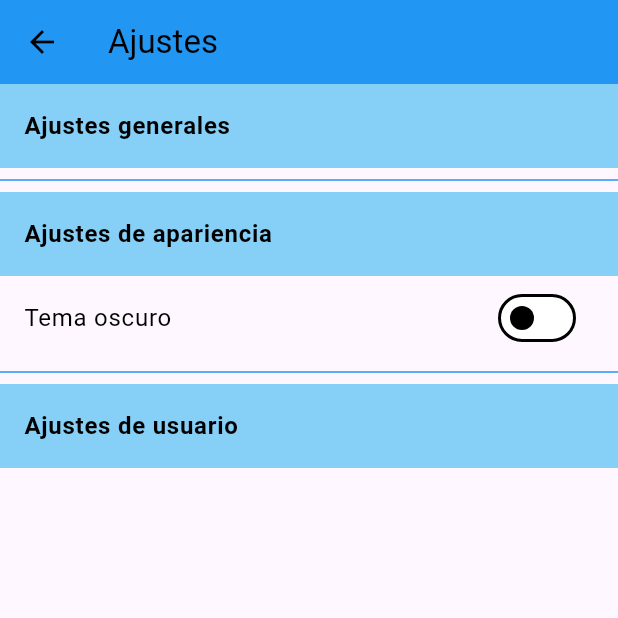
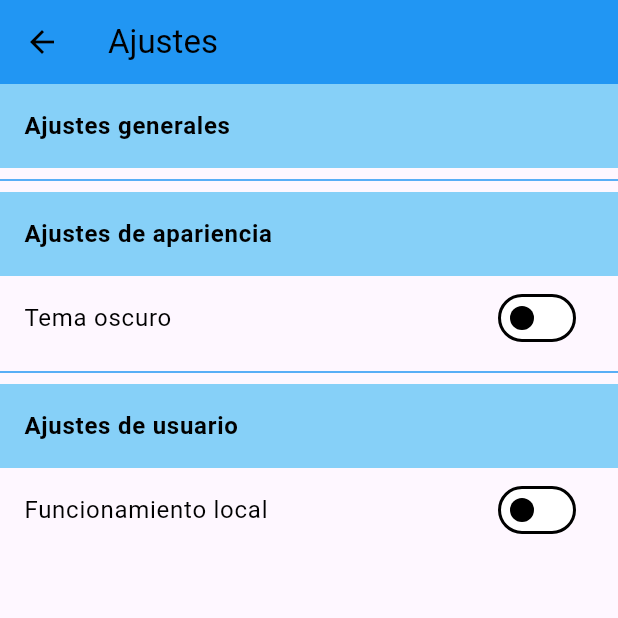
Before and after one commit to aljocadi/medicame, a Flutter app: the PaginaConfiguracion screen opened directly, on a phone screen of 412 x 824 dp, the top half of it. Run offline on Flutter 3.47's test engine with Material 3 defaults, Android fonts, the phone set to English and light mode, and no system bars; our stand-ins replace animate_do, font_awesome_flutter, shared_preferences, sqflite; missing offline and left inert: dart:ffi; accounts and stored records are empty.

Commit message:
con modo local y remoto(simulado) de trabajo

```diff
--- /dev/null
+++ b/lib/modo/modo_trabajo.dart
@@ -0,0 +1,63 @@
+import 'package:flutter/material.dart';
+import 'package:medicame/modelos/configuracion.dart';
+
+class ModoTrabajo with ChangeNotifier {
+
+  bool _modoLocal = false;
+  bool _modoRemoto = false;
+
+  bool get modoLocal => this._modoLocal;
+  bool get modoRemoto => this._modoRemoto;
+
+  ModoTrabajo() {
+    bool local=false;
+    _modoFuncionamientoLocal().then((value) => local=value);
+    if (local) {
+      this._modoLocal = true;
+      this._modoRemoto = false;
+    } else {
+      this._modoLocal = false;
+      this._modoRemoto = true;
+    }
+  }
+
+  set modoLocal(bool value) {
+    this._modoLocal = value;
+    this._modoRemoto = !value;
+    if (value) {
+      Configuracion().setParametro('modoTrabajo', 'local');
+    } else {
+      Configuracion().setParametro('modoTrabajo', 'remoto');
+    }
+    notifyListeners();
+  }
+
+  set modoRemoto(bool value) {
+    this._modoRemoto = value;
+    this._modoLocal = !value;
+    if (value) {
+      Configuracion().setParametro('modoTrabajo', 'remoto');
+    } else {
+      Configuracion().setParametro('modoTrabajo', 'local');
+    }
+    notifyListeners();
+  }
+
+  Future<bool> _modoFuncionamientoLocal() async {
+    String? modoTrabajo=await Configuracion().getParametro('modoTrabajo');
+    if(modoTrabajo==null)
+    {
+      modoTrabajo='local';
+      Configuracion().setParametro('modoTrabajo', modoTrabajo);
+    }
+    if(modoTrabajo=='local')
+    {
+      return true;
+    }
+    else
+    {
+      return false;
+    }
+  }
+
+}
--- a/lib/paginas/pagina_configuracion.dart
+++ b/lib/paginas/pagina_configuracion.dart
@@ -1,14 +1,31 @@
+import 'dart:ffi';
+
 import 'package:flutter/material.dart';
+import 'package:medicame/modelos/configuracion.dart';
+import 'package:medicame/modo/modo_trabajo.dart';
 import 'package:medicame/tema/tema.dart';
 import 'package:provider/provider.dart';
 
-class PaginaConfiguracion extends StatelessWidget {
-  const PaginaConfiguracion({super.key});
+class PaginaConfiguracion extends StatefulWidget {
+
+  PaginaConfiguracion({super.key});
+
+
+  @override
+  State<PaginaConfiguracion> createState() => _PaginaConfiguracionState();
+}
+
+class _PaginaConfiguracionState extends State<PaginaConfiguracion> {
+
 
   @override
   Widget build(BuildContext context) {
     final temaActual = Provider.of<CargadorTema>(context);
+    final modoTrabajo=Provider.of<ModoTrabajo>(context);
 
+    setState(() {
+
+    });
     return Scaffold(
       appBar: AppBar(
         title: Text('Ajustes',
@@ -78,6 +95,16 @@ class PaginaConfiguracion extends StatelessWidget {
             ),
             tileColor: temaActual.temaActual.colorScheme.secondary,
           ),
+          SwitchListTile(
+            title: Text(
+              "Funcionamiento local",
+              style: TextStyle(
+                color: temaActual.temaActual.colorScheme.onPrimary,
+              ),
+            ),
+            value: modoTrabajo.modoLocal,
+            onChanged: (value) => modoTrabajo.modoLocal = value,
+            ),
         ]),
       ),
     );
```
Also changed, not shown: lib/main.dart (+13 -5 lines), lib/modelos/configuracion.dart (added, +33 -0 lines), lib/modelos/visita_medica.dart (+56 -0 lines), lib/paginas/pagina_visitas_medicas.dart (+23 -7 lines), pubspec.yaml (+7 -6 lines), pubspec.lock, 1 other file.
